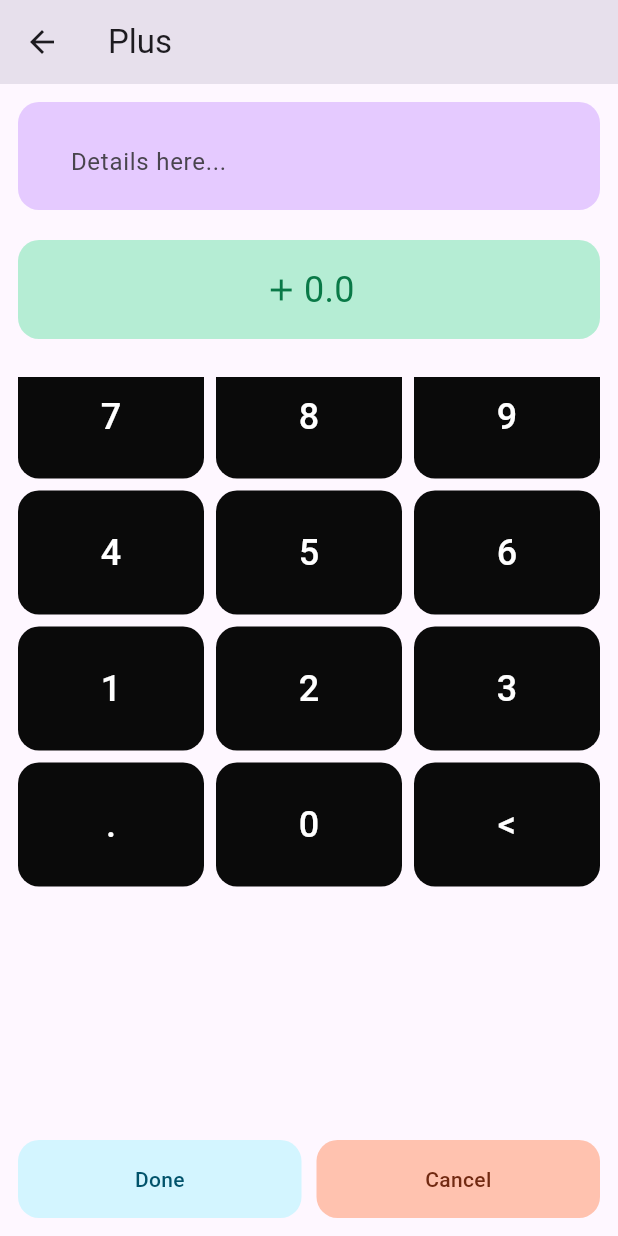
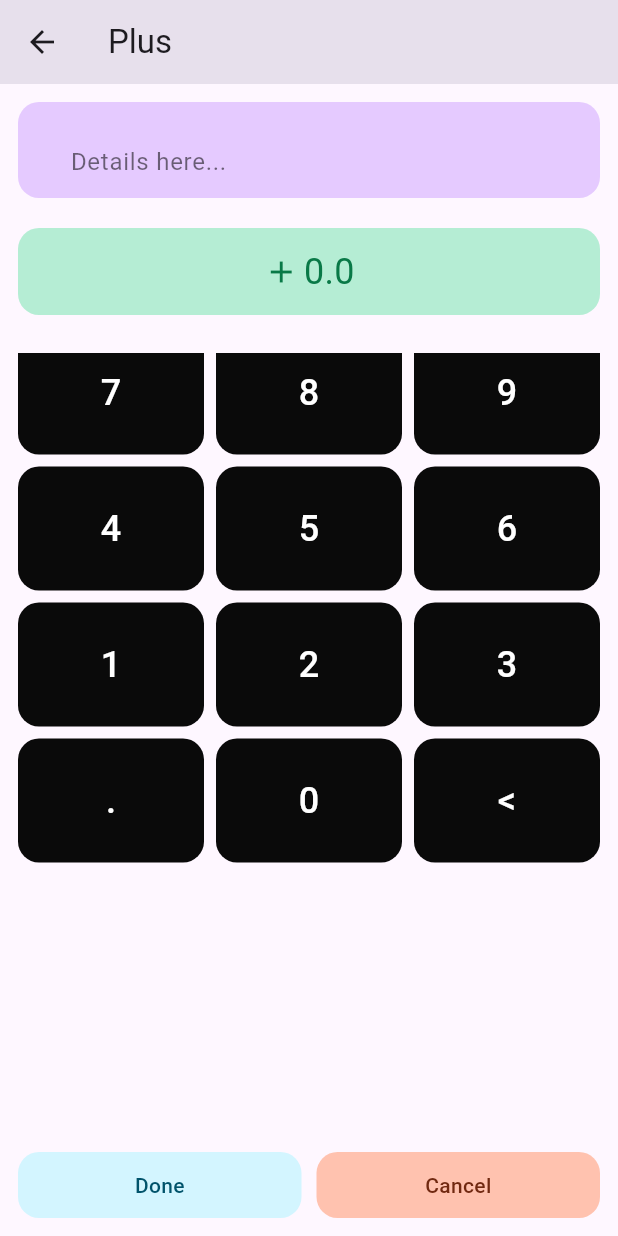
Before and after one commit to Omar-Ashraf-69/finance_app, a Flutter app: the screen it shows after launch, after a tap on "Skip", after a tap on "Plus", on a phone screen of 412 x 824 dp. Run offline on Flutter 3.47's test engine with Material 3 defaults, Android fonts, the light colour scheme and no system bars; our stand-ins replace bloc, flutter_bloc, flutter_svg, hive, hive_flutter, shared_preferences and 1 more; accounts and stored records are empty.

Commit message:
add the app icon and finished it

```diff
--- a/lib/main.dart
+++ b/lib/main.dart
@@ -35,6 +35,7 @@
                     var darkMode = box.get('darkMode', defaultValue: false);
 
             return MaterialApp(
+              title: "محفظتي",
               debugShowCheckedModeBanner: false,
               themeMode: darkMode ? ThemeMode.dark : ThemeMode.light,
           darkTheme: ThemeData.dark(
--- a/lib/screens/adding_finance_screen.dart
+++ b/lib/screens/adding_finance_screen.dart
@@ -65,11 +65,19 @@
                       child: TextField(
                         keyboardType: TextInputType.text,
                         controller: controller,
+                        style: const TextStyle(
+                          color: Colors.black,
+                          fontSize: 20,
+                        ),
                         decoration: InputDecoration(
                           hintText: widget.financeModel != null
                               ? widget.financeModel!.transactionDetails
                               : 'Details here...',
                           border: InputBorder.none,
+                          hintStyle: const TextStyle(
+                            color: Colors.black54,
+                            fontSize: 16,
+                          ),
                         ),
                       ),
                     ),
--- a/lib/screens/home_screen.dart
+++ b/lib/screens/home_screen.dart
@@ -58,11 +58,8 @@
                   children: [
                     MoneyBannerWidget(
                       totaleBalance: 'My Balance',
-                      todayBalance: NumberFormat.compactCurrency(
-                        symbol: '\$ ',
-                        decimalDigits: 3,
-                      ).format(BlocProvider.of<FetchingDataCubit>(context)
-                          .totalBalance),
+                      todayBalance:
+                          "\$ ${BlocProvider.of<FetchingDataCubit>(context).totalBalance}",
                       color: BlocProvider.of<FetchingDataCubit>(context)
                                   .todayBalance >
                               0
@@ -77,9 +74,8 @@
                     ),
                     MoneyBannerWidget(
                       totaleBalance: 'Today',
-                      todayBalance: BlocProvider.of<FetchingDataCubit>(context)
-                          .todayBalance
-                          .toString(),
+                      todayBalance:
+                          "\$ ${BlocProvider.of<FetchingDataCubit>(context).todayBalance}",
                       color: BlocProvider.of<FetchingDataCubit>(context)
                                   .todayBalance >
                               0
@@ -344,7 +340,7 @@
                       title: const Text(
                         "Exit",
                       ),
-                      trailing:const Icon(Icons.logout),
+                      trailing: const Icon(Icons.logout),
                       onTap: () => exit(0),
                     ),
                   ],
--- a/lib/widgets/adding_details_container_widget.dart
+++ b/lib/widgets/adding_details_container_widget.dart
@@ -1,4 +1,3 @@
-
 import 'package:flutter/material.dart';
 
 class AddingDetailsContainerWidget extends StatelessWidget {
@@ -18,7 +17,7 @@
       ),
       padding: const EdgeInsets.symmetric(
         horizontal: 35,
-        vertical: 16,
+        vertical: 12,
       ),
       child: widget,
     );
```
Also changed, not shown: pubspec.yaml (+8 -0 lines), assets/play_store_512.png (added), pubspec.lock, 22 other files.
